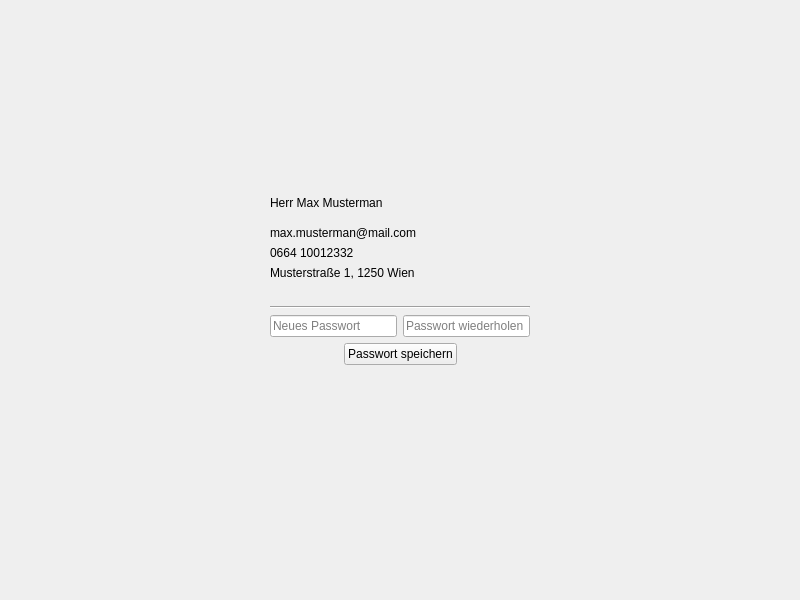
Old version of the form HR_Managment_System_Application/auth/account.ui in the repository MehmetMertt/twentyONE_HR_System.
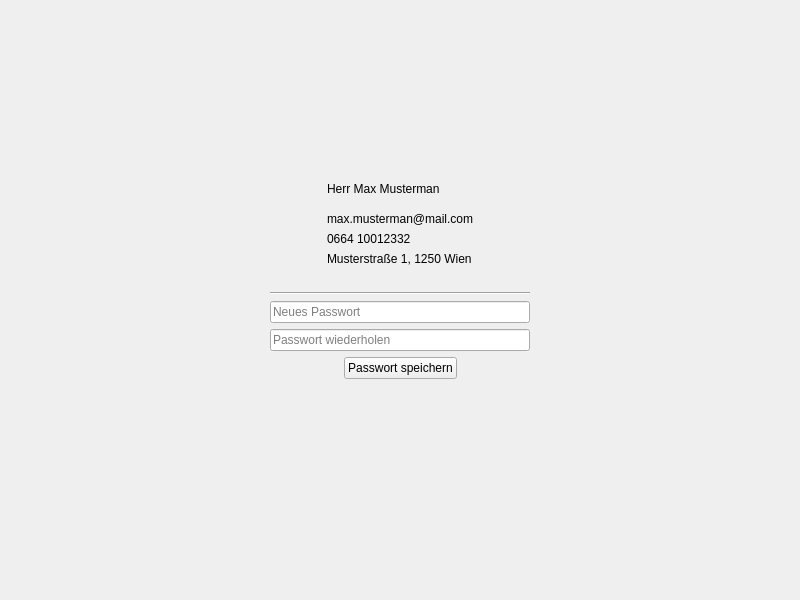
New version of the form.

```diff
--- a/HR_Managment_System_Application/auth/account.ui
+++ b/HR_Managment_System_Application/auth/account.ui
@@ -46,6 +46,21 @@
       </spacer>
      </item>
      <item>
+      <layout class="QHBoxLayout" name="horizontalLayout_5">
+       <item>
+        <spacer name="horizontalSpacer_5">
+         <property name="orientation">
+          <enum>Qt::Horizontal</enum>
+         </property>
+         <property name="sizeHint" stdset="0">
+          <size>
+           <width>40</width>
+           <height>20</height>
+          </size>
+         </property>
+        </spacer>
+       </item>
+       <item>
       <layout class="QVBoxLayout" name="verticalLayout_3">
        <item>
         <widget class="QLabel" name="account_name">
@@ -106,6 +121,21 @@
       </layout>
      </item>
      <item>
+        <spacer name="horizontalSpacer_6">
+         <property name="orientation">
+          <enum>Qt::Horizontal</enum>
+         </property>
+         <property name="sizeHint" stdset="0">
+          <size>
+           <width>40</width>
+           <height>20</height>
+          </size>
+         </property>
+        </spacer>
+       </item>
+      </layout>
+     </item>
+     <item>
       <spacer name="verticalSpacer_4">
        <property name="orientation">
         <enum>Qt::Vertical</enum>
@@ -129,11 +159,13 @@
       </widget>
      </item>
      <item>
-      <layout class="QVBoxLayout" name="verticalLayout_2">
-       <item>
-        <layout class="QHBoxLayout" name="horizontalLayout_3">
-         <item>
           <widget class="QLineEdit" name="passwort_input">
+       <property name="minimumSize">
+        <size>
+         <width>180</width>
+         <height>0</height>
+        </size>
+       </property>
            <property name="echoMode">
             <enum>QLineEdit::Password</enum>
            </property>
@@ -147,6 +179,12 @@
          </item>
          <item>
           <widget class="QLineEdit" name="passwort2_input">
+       <property name="minimumSize">
+        <size>
+         <width>180</width>
+         <height>0</height>
+        </size>
+       </property>
            <property name="echoMode">
             <enum>QLineEdit::Password</enum>
            </property>
@@ -158,8 +196,8 @@
            </property>
           </widget>
          </item>
-        </layout>
-       </item>
+     <item>
+      <layout class="QVBoxLayout" name="verticalLayout_2">
        <item>
         <layout class="QHBoxLayout" name="horizontalLayout_4">
          <item>
```
Lines whose indentation alone changed are shown as unchanged.
